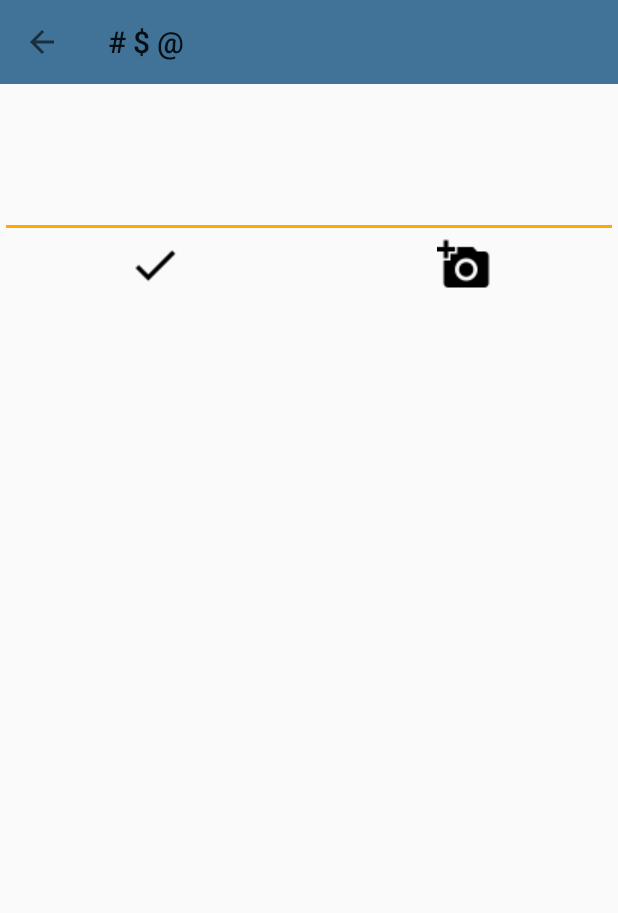
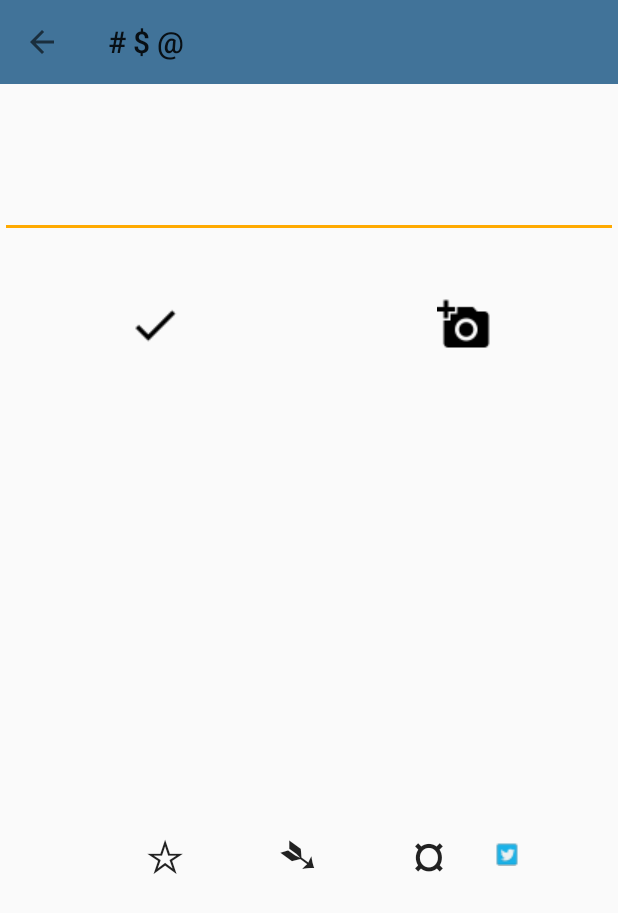
Before and after one commit to calvin-lo/TagExpend, an Android app: the FormActivity screen opened directly, with no data from a screen before it, on a phone screen of 412 x 824 dp. Shown: the top 913 px of the screen. Run offline under Robolectric (Android 15) with nearby library versions, the phone set to English and light mode, and no system bars; libraries missing offline, so code that uses them is left out: net.yslibrary.android; 1 statement that could not run was skipped.

Commit message:
20161206

```diff
--- a/Thesis_2016/app/build.gradle
+++ b/Thesis_2016/app/build.gradle
@@ -27,5 +27,6 @@ dependencies {
     compile 'com.android.support:appcompat-v7:23.4.0'
     compile 'com.android.support:design:23.4.0'
     compile 'com.github.PhilJay:MPAndroidChart:v3.0.0'
+    compile 'net.yslibrary.keyboardvisibilityevent:keyboardvisibilityevent:2.0.0'
     testCompile 'junit:junit:4.12'
 }
--- a/Thesis_2016/app/src/main/java/com/uoit/calvin/thesis_2016/TagActivity.java
+++ b/Thesis_2016/app/src/main/java/com/uoit/calvin/thesis_2016/TagActivity.java
@@ -4,6 +4,7 @@ import android.os.Bundle;
 import android.support.v7.app.ActionBar;
 import android.support.v7.app.AppCompatActivity;
 import android.support.v7.widget.Toolbar;
+import android.util.Log;
 import android.view.View;
 import android.widget.ArrayAdapter;
 import android.widget.ListView;
@@ -14,6 +15,7 @@ import java.util.List;
 public class TagActivity extends AppCompatActivity {
 
     public String tag;
+
 
     @Override
     protected void onCreate(Bundle savedInstanceState) {
@@ -47,7 +49,7 @@ public class TagActivity extends AppCompatActivity {
         List<Tag> tagList = tagDBHelper.getTagsList("*");
         for (Tag t : tagList) {
             if (t.toString().equals(tag)) {
-                String text = "$" + t.getAmount();
+                String text = getResources().getString(R.string.dollarIcon) + t.getAmount();
                 if (textViewTotal != null) {
                     textViewTotal.setText(text);
                 }
--- a/Thesis_2016/app/src/main/res/layout/activity_form.xml
+++ b/Thesis_2016/app/src/main/res/layout/activity_form.xml
@@ -19,7 +19,14 @@ xmlns:app="http://schemas.android.com/apk/res-auto"
         android:layout_height="wrap_content"
         android:id="@+id/tagInput"
         android:onClick="clickInput"
-        android:layout_marginTop="57dp" />
+        android:layout_marginTop="57dp"
+        android:textStyle="bold"
+        android:inputType="text"
+        />
+
+    <Space
+        android:layout_width="match_parent"
+        android:layout_height="40dp" />
 
     <LinearLayout
         android:orientation="horizontal"
@@ -52,49 +59,50 @@ xmlns:app="http://schemas.android.com/apk/res-auto"
 
     <Space
         android:layout_width="match_parent"
-        android:layout_height="30dp"
-        android:layout_weight="1" />
+        android:layout_height="80dp" />
+
+    <ImageView
+        android:layout_width="match_parent"
+        android:layout_height="wrap_content"
+        android:id="@+id/formImage" />
 
     <LinearLayout
         android:orientation="horizontal"
         android:layout_width="match_parent"
-        android:layout_height="match_parent"
-        android:visibility="gone"
-        android:id="@+id/buttonLayout"
-        android:layout_weight="1">
+        android:layout_height="0dip"
+        android:layout_weight="1"
+        android:gravity="center|bottom"
+        android:id="@+id/buttonLayout">
 
-        <ImageButton
-            android:contentDescription="@string/hashtag"
+        <Button
+            android:text="@string/tagIcon"
+            android:textSize="30sp"
             android:layout_width="wrap_content"
             android:layout_height="wrap_content"
             android:layout_gravity="center"
-            app:srcCompat="@drawable/hashtag"
             android:id="@+id/hashtagButton"
             android:onClick="clickHashtag"
             android:background="@android:color/transparent"
-            android:layout_weight="1"
             />
-        <ImageButton
-            android:contentDescription="@string/at"
+        <Button
+            android:text="@string/atIcon"
+            android:textSize="30sp"
             android:layout_width="wrap_content"
             android:layout_height="wrap_content"
             android:layout_gravity="center"
-            app:srcCompat="@drawable/at"
             android:id="@+id/atButton"
             android:onClick="clickAt"
             android:background="@android:color/transparent"
-            android:layout_weight="1"
             />
-        <ImageButton
-            android:contentDescription="@string/dollar"
+        <Button
+            android:text="@string/dollarIcon"
+            android:textSize="30sp"
             android:layout_width="wrap_content"
             android:layout_height="wrap_content"
             android:layout_gravity="center"
-            app:srcCompat="@drawable/dollar"
             android:id="@+id/dollarButton"
             android:onClick="clickDollar"
             android:background="@android:color/transparent"
-            android:layout_weight="1"
             />
         <ImageButton
             android:contentDescription="@string/twitter"
@@ -105,16 +113,8 @@ xmlns:app="http://schemas.android.com/apk/res-auto"
             android:id="@+id/twitterButton"
             android:onClick="clickTwitter"
             android:background="@android:color/transparent"
-            android:layout_weight="1"
             />
 
     </LinearLayout>
 
-    <ImageView
-        android:layout_width="match_parent"
-        android:layout_height="wrap_content"
-        android:layout_marginBottom="129dp"
-        android:id="@+id/formImage"
-        android:layout_weight="0.75" />
-
 </LinearLayout>
--- a/Thesis_2016/app/src/main/res/layout/activity_setting.xml
+++ b/Thesis_2016/app/src/main/res/layout/activity_setting.xml
@@ -1,11 +1,9 @@
 <?xml version="1.0" encoding="utf-8"?>
 <LinearLayout xmlns:android="http://schemas.android.com/apk/res/android"
-    xmlns:tools="http://schemas.android.com/tools"
     android:id="@+id/activity_setting"
     android:layout_width="match_parent"
     android:layout_height="match_parent"
-    android:orientation="vertical"
-    tools:context="com.uoit.calvin.thesis2.SettingActivity">
+    android:orientation="vertical">
 
     <android.support.v7.widget.Toolbar
         xmlns:android="http://schemas.android.com/apk/res/android"
--- a/Thesis_2016/app/src/main/res/values/strings.xml
+++ b/Thesis_2016/app/src/main/res/values/strings.xml
@@ -21,4 +21,9 @@
     <string name="dollar">dollar</string>
     <string name="hashtag">hashtag</string>
     <string name="twitter">twitter</string>
+    <string name="detail"><b>. . .</b></string>
+    <string name="atIcon">\u27B4</string>
+    <string name="tagIcon">\u2606</string>
+    <string name="dollarIcon">\u00A4</string>
+
 </resources>
```
Also changed, not shown: Thesis_2016/app/src/main/java/com/uoit/calvin/thesis_2016/FormActivity.java (+65 -11 lines), Thesis_2016/app/src/main/java/com/uoit/calvin/thesis_2016/Helper.java (+131 -5 lines), Thesis_2016/app/src/main/java/com/uoit/calvin/thesis_2016/MainActivity.java (+40 -25 lines), Thesis_2016/app/src/main/java/com/uoit/calvin/thesis_2016/PrimaryFragment.java (+26 -4 lines), Thesis_2016/app/src/main/java/com/uoit/calvin/thesis_2016/SecondFragment.java (+14 -4 lines), Thesis_2016/app/src/main/java/com/uoit/calvin/thesis_2016/Tag.java (+24 -1 lines), Thesis_2016/app/src/main/java/com/uoit/calvin/thesis_2016/TagDBHelper.java (+15 -9 lines), Thesis_2016/app/src/main/java/com/uoit/calvin/thesis_2016/Transaction.java (+37 -16 lines), Thesis_2016/app/src/main/java/com/uoit/calvin/thesis_2016/TransactionDBHelper.java (+45 -12 lines), Thesis_2016/app/src/main/res/layout/activity_details.xml (+1 -6 lines), Thesis_2016/app/src/main/res/drawable/generaltag.png (added), 1 other file.
